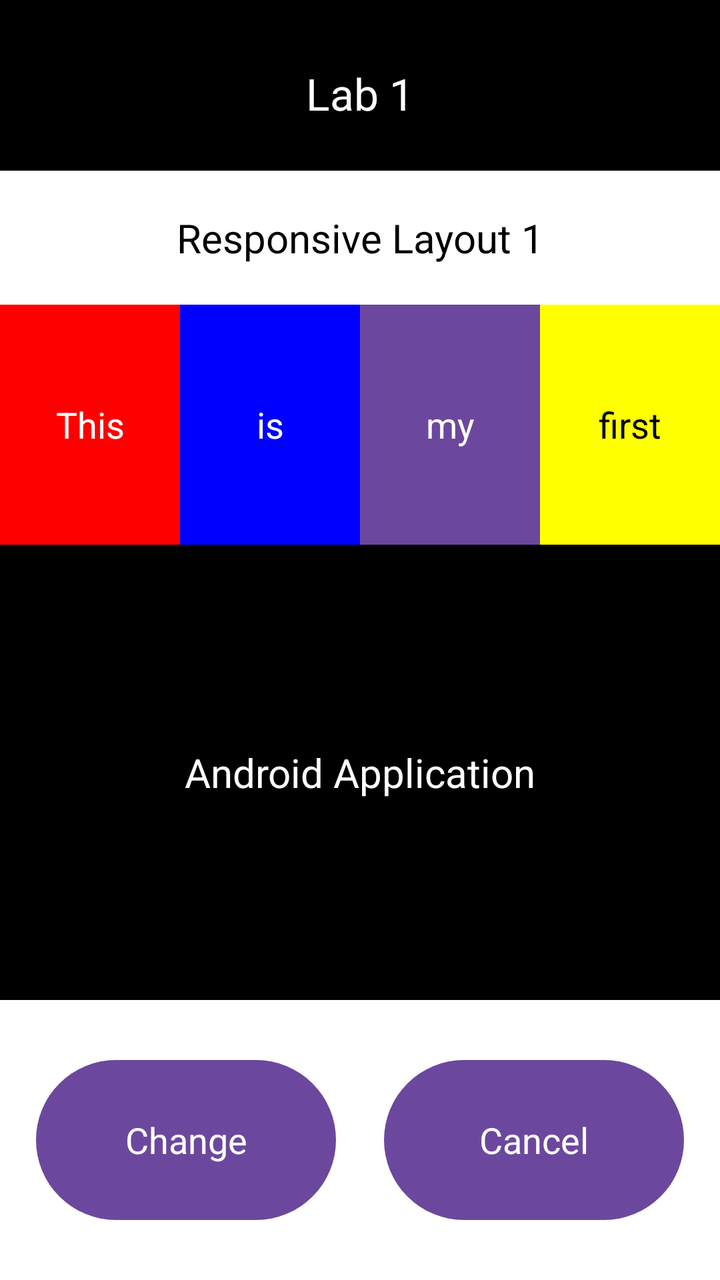
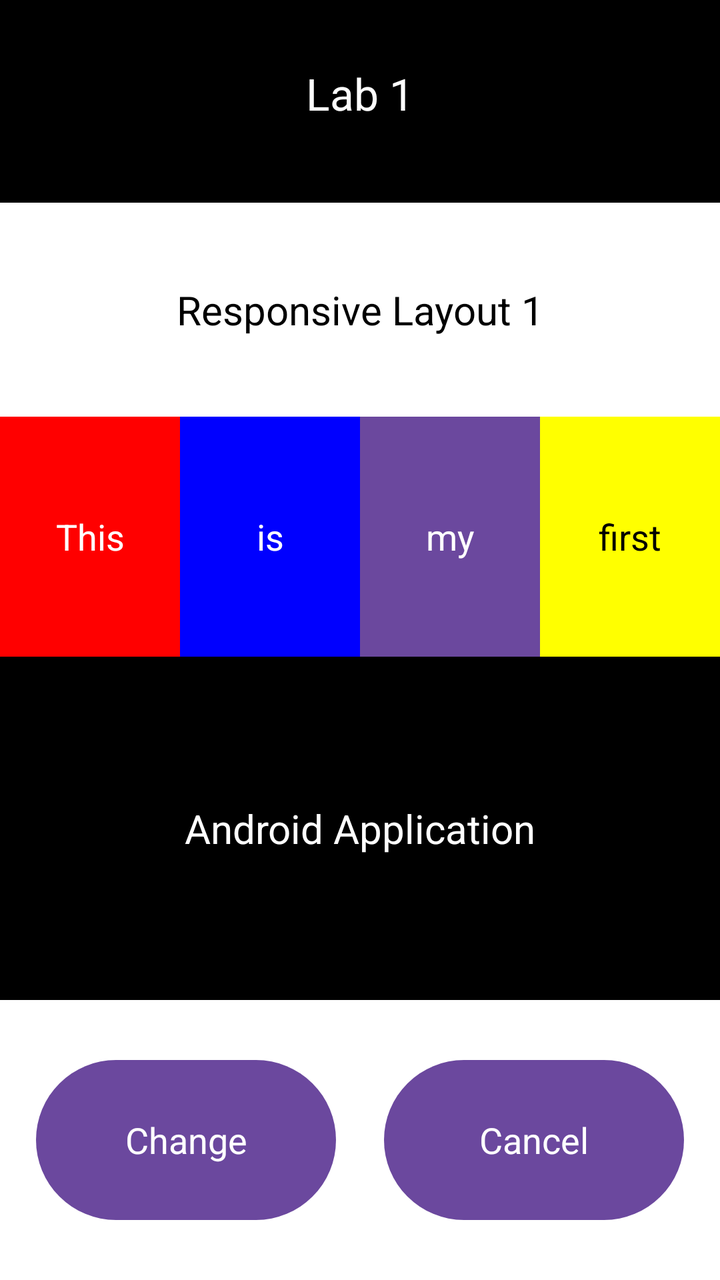

Screens rendered from an Android XML layout before and after an edit, with the pre-edit source and the edit as a unified diff.
<!-- AndroidManifest.xml: application theme Theme.Part1_LinearLayout -->
<!-- res/layout/activity_main.xml -->
<?xml version="1.0" encoding="utf-8"?>
<LinearLayout xmlns:android="http://schemas.android.com/apk/res/android"
    android:layout_width="match_parent"
    android:layout_height="match_parent"
    android:background="#000000"
    android:orientation="vertical">

    
    <TextView
        android:layout_width="match_parent"
        android:layout_height="wrap_content"
        android:layout_marginTop="32dp"
        android:text="Lab 1"
        android:textColor="#FFFFFF"
        android:textSize="22sp"
        android:gravity="center"/>

    
    <LinearLayout
        android:layout_width="match_parent"
        android:layout_height="wrap_content"
        android:layout_marginTop="24dp"
        android:background="#FFFFFF"
        android:orientation="vertical">

        <TextView
            android:layout_width="match_parent"
            android:layout_height="wrap_content"
            android:paddingVertical="20dp"
            android:text="Responsive Layout 1"
            android:textColor="#000000"
            android:textSize="20sp"
            android:gravity="center"/>

        <LinearLayout
            android:layout_width="match_parent"
            android:layout_height="120dp"
            android:orientation="horizontal">

            <TextView
                android:layout_width="0dp"
                android:layout_height="match_parent"
                android:layout_weight="1"
                android:background="#ff0000"
                android:text="This"
                android:textColor="#ffffff"
                android:gravity="center"
                android:textSize="18sp"/>

            <TextView
                android:layout_width="0dp"
                android:layout_height="match_parent"
                android:layout_weight="1"
                android:background="#0000ff"
                android:text="is"
                android:textColor="#ffffff"
                android:gravity="center"
                android:textSize="18sp"/>

            <TextView
                android:layout_width="0dp"
                android:layout_height="match_parent"
                android:layout_weight="1"
                android:background="#6b489e"
                android:text="my"
                android:textColor="#ffffff"
                android:gravity="center"
                android:textSize="18sp"/>

            <TextView
                android:layout_width="0dp"
                android:layout_height="match_parent"
                android:layout_weight="1"
                android:background="#ffff00"
                android:text="first"
                android:textColor="#000000"
                android:gravity="center"
                android:textSize="18sp"/>
        </LinearLayout>
    </LinearLayout>

    
    <LinearLayout
        android:layout_width="match_parent"
        android:layout_height="0dp"
        android:layout_weight="1"
        android:gravity="center">

        <TextView
            android:layout_width="match_parent"
            android:layout_height="wrap_content"
            android:text="Android Application"
            android:textColor="#FFFFFF"
            android:textSize="20sp"
            android:gravity="center"/>
    </LinearLayout>

    
    <LinearLayout
        android:layout_width="match_parent"
        android:layout_height="wrap_content"
        android:background="#FFFFFF"
        android:orientation="horizontal"
        android:gravity="center"
        android:paddingVertical="30dp">

        
        <TextView
            android:id="@+id/btnChange"
            android:layout_width="150dp"
            android:layout_height="80dp"
            android:layout_marginEnd="24dp"
            android:text="Change"
            android:textColor="#FFFFFF"
            android:textSize="18sp"
            android:gravity="center"
            android:background="@drawable/btn_purple_oval"/>

        
        <TextView
            android:id="@+id/btnCancel"
            android:layout_width="150dp"
            android:layout_height="80dp"
            android:text="Cancel"
            android:textColor="#FFFFFF"
            android:textSize="18sp"
            android:gravity="center"
            android:background="@drawable/btn_purple_oval"/>
    </LinearLayout>

</LinearLayout>
<!-- resources referenced by this layout -->
<resources>
  <!-- drawable btn_purple_oval (drawable) -->
  <?xml version="1.0" encoding="utf-8"?>
  <shape xmlns:android="http://schemas.android.com/apk/res/android"
      android:shape="rectangle">
  
      <solid android:color="#6b489e"/>
      <corners android:radius="90dp"/>
  
  </shape>
  <style name="Theme.Part1_LinearLayout" parent="Base.Theme.Part1_LinearLayout" />
  <style name="Base.Theme.Part1_LinearLayout" parent="Theme.Material3.DayNight.NoActionBar">
          
          
      </style>
</resources>

<!-- the commit's change to res/layout/activity_main.xml (unified diff, before → after) -->
@@ -19,14 +19,14 @@
     <LinearLayout
         android:layout_width="match_parent"
         android:layout_height="wrap_content"
-        android:layout_marginTop="24dp"
+        android:layout_marginTop="40dp"
         android:background="#FFFFFF"
         android:orientation="vertical">
 
         <TextView
             android:layout_width="match_parent"
             android:layout_height="wrap_content"
-            android:paddingVertical="20dp"
+            android:paddingVertical="40dp"
             android:text="Responsive Layout 1"
             android:textColor="#000000"
             android:textSize="20sp"
